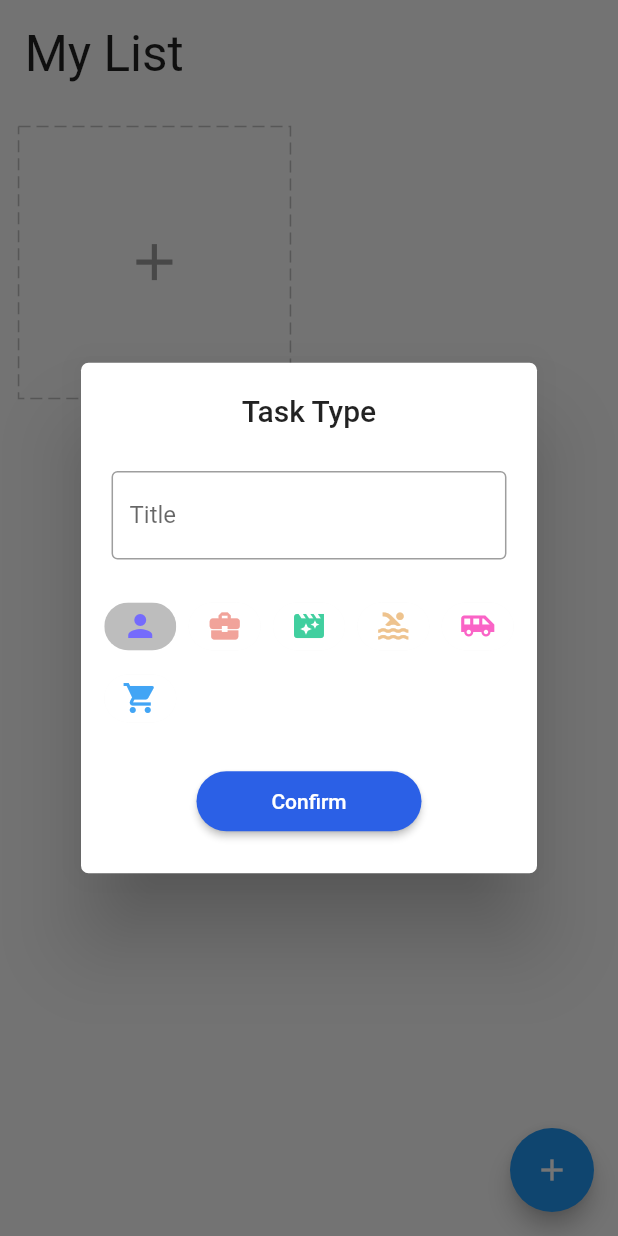
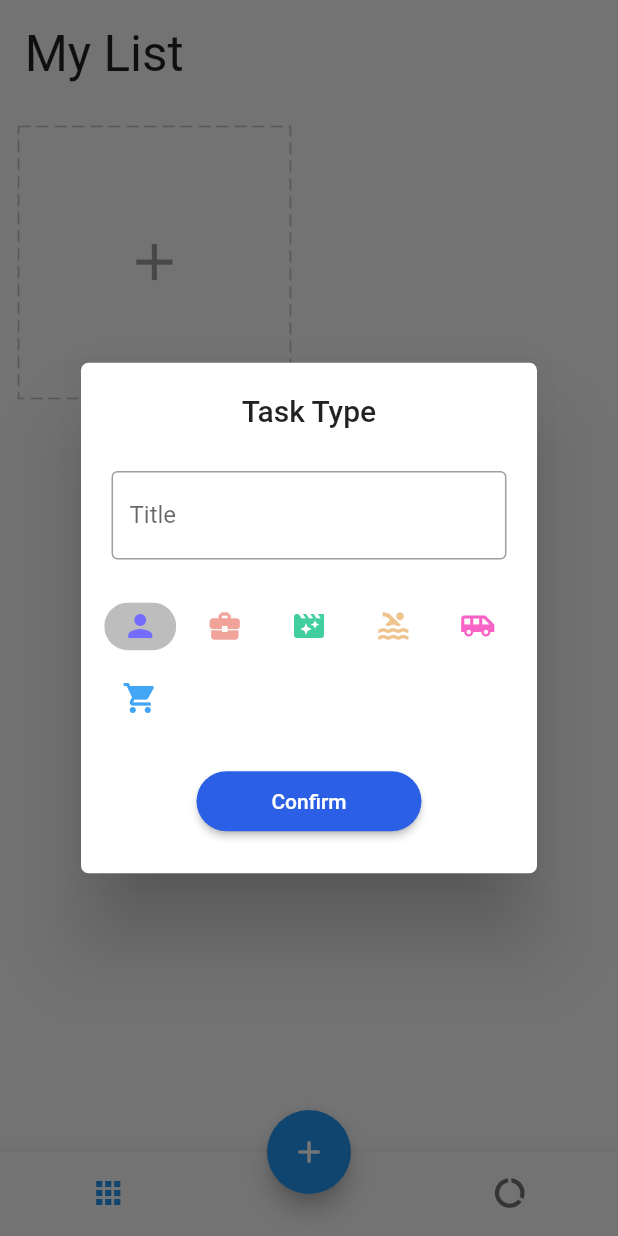
Before and after one commit to ruhulmath08/flutter_getx_todo, a Flutter app: the screen it shows after launch, after a tap on the "add" icon, on a phone screen of 412 x 824 dp. Run offline on Flutter 3.47's test engine with Material 2 defaults, Android fonts, the phone set to English and light mode, and no system bars; drawn by our look-alikes of dotted_border; our stand-ins replace equatable, flutter_easyloading, get, get_storage, step_progress_indicator.

Commit message:
Complete project

```diff
--- a/lib/app/modules/detail/view.dart
+++ b/lib/app/modules/detail/view.dart
@@ -16,7 +16,9 @@ class DetailPage extends StatelessWidget {
   Widget build(BuildContext context) {
     var task = homeController.task.value!;
     var color = HexColor.fromHex(task.color);
-    return Scaffold(
+    return WillPopScope(
+      onWillPop: () async => false,
+      child: Scaffold(
         body: Form(
           key: homeController.formKey,
           child: ListView(
@@ -61,7 +63,8 @@ class DetailPage extends StatelessWidget {
               ),
               Obx(
                 () {
-                var totalTodos = homeController.doingTodos.length + homeController.doneTodos.length;
+                  var totalTodos = homeController.doingTodos.length +
+                      homeController.doneTodos.length;
                   return Padding(
                     padding: EdgeInsets.only(
                       left: 16.0.wp,
@@ -122,9 +125,11 @@ class DetailPage extends StatelessWidget {
                     suffixIcon: IconButton(
                       onPressed: () {
                         if (homeController.formKey.currentState!.validate()) {
-                        var success = homeController.addTodo(homeController.taskTypeEditController.text);
+                          var success = homeController.addTodo(
+                              homeController.taskTypeEditController.text);
                           if (success) {
-                          EasyLoading.showSuccess('Todo item added successfully');
+                            EasyLoading.showSuccess(
+                                'Todo item added successfully');
                           } else {
                             EasyLoading.showError('Todo item already exist');
                           }
@@ -148,6 +153,7 @@ class DetailPage extends StatelessWidget {
             ],
           ),
         ),
+      ),
     );
   }
 }
--- a/lib/app/modules/home/controller.dart
+++ b/lib/app/modules/home/controller.dart
@@ -7,7 +7,8 @@ import 'package:get/get.dart';
 class HomeController extends GetxController {
   TaskRepository taskRepository;
   final formKey = GlobalKey<FormState>();
-  final TextEditingController taskTypeEditController = TextEditingController();
+  final taskTypeEditController = TextEditingController();
+  final tabIndex = 0.obs;
   final chipIndex = 0.obs;
   final deleting = false.obs;
   final tasks = <Task>[].obs;
@@ -22,6 +23,10 @@ class HomeController extends GetxController {
     super.onInit();
     tasks.assignAll(taskRepository.readTasks());
     ever(tasks, (_) => taskRepository.writeTask(tasks));
+  }
+
+  void changeTabIndex(int index) {
+    tabIndex.value = index;
   }
 
   void changeChipIndex(int value) {
@@ -89,11 +94,13 @@ class HomeController extends GetxController {
   bool addTodo(String title) {
     var todo = {'title': title, 'done': false};
 
-    if (doingTodos.any((element) => mapEquals<String, dynamic>(todo, element))) {
+    if (doingTodos
+        .any((element) => mapEquals<String, dynamic>(todo, element))) {
       return false;
     }
     var doneTodo = {'title': title, 'done': true};
-    if (doneTodos.any((element) => mapEquals<String, dynamic>(doneTodo, element))) {
+    if (doneTodos
+        .any((element) => mapEquals<String, dynamic>(doneTodo, element))) {
       return false;
     }
 
@@ -112,7 +119,8 @@ class HomeController extends GetxController {
 
   void doneTodo(String title) {
     var doingTodo = {'title': title, 'done': false};
-    int index = doingTodos.indexWhere((element) => mapEquals<String, dynamic>(doingTodo, element));
+    int index = doingTodos.indexWhere(
+        (element) => mapEquals<String, dynamic>(doingTodo, element));
     doingTodos.removeAt(index);
     var doneTodo = {'title': title, 'done': true};
     doneTodos.add(doneTodo);
@@ -121,7 +129,8 @@ class HomeController extends GetxController {
   }
 
   void deleteDoneTodo(dynamic doneTodo) {
-    int index = doneTodos.indexWhere((element) => mapEquals<String, dynamic>(doneTodo, element));
+    int index = doneTodos
+        .indexWhere((element) => mapEquals<String, dynamic>(doneTodo, element));
     doneTodos.removeAt(index);
     doneTodos.refresh();
   }
@@ -137,7 +146,30 @@ class HomeController extends GetxController {
         res += 1;
       }
     }
+    return res;
+  }
 
+  int getTotalTask() {
+    var res = 0;
+    for (int i = 0; i < tasks.length; i++) {
+      if (tasks[i].todos != null) {
+        res += tasks[i].todos!.length;
+      }
+    }
+    return res;
+  }
+
+  int getTotalDoneTask() {
+    var res = 0;
+    for (int i = 0; i < tasks.length; i++) {
+      if (tasks[i].todos != null) {
+        for (int j = 0; j < tasks[i].todos!.length; j++) {
+          if (tasks[i].todos![j]['done'] == true) {
+            res += 1;
+          }
+        }
+      }
+    }
     return res;
   }
 }
--- a/lib/app/modules/home/view.dart
+++ b/lib/app/modules/home/view.dart
@@ -6,6 +6,7 @@ import 'package:flutter_getx_todo/app/modules/home/controller.dart';
 import 'package:flutter_getx_todo/app/modules/home/widgets/add_card.dart';
 import 'package:flutter_getx_todo/app/modules/home/widgets/add_dialog.dart';
 import 'package:flutter_getx_todo/app/modules/home/widgets/task_card.dart';
+import 'package:flutter_getx_todo/app/modules/report/view.dart';
 import 'package:get/get.dart';
 
 class HomePage extends GetView<HomeController> {
@@ -14,7 +15,11 @@ class HomePage extends GetView<HomeController> {
   @override
   Widget build(BuildContext context) {
     return Scaffold(
-      body: SafeArea(
+      body: Obx(
+        () => IndexedStack(
+          index: controller.tabIndex.value,
+          children: [
+            SafeArea(
               child: ListView(
                 children: [
                   Padding(
@@ -36,9 +41,12 @@ class HomePage extends GetView<HomeController> {
                             .map(
                               (element) => LongPressDraggable(
                                 data: element,
-                          onDragStarted: () => controller.changeDeleting(true),
-                          onDraggableCanceled: (_, __) => controller.changeDeleting(false),
-                          onDragEnd: (_) => controller.changeDeleting(false),
+                                onDragStarted: () =>
+                                    controller.changeDeleting(true),
+                                onDraggableCanceled: (_, __) =>
+                                    controller.changeDeleting(false),
+                                onDragEnd: (_) =>
+                                    controller.changeDeleting(false),
                                 feedback: Opacity(
                                   opacity: 0.8,
                                   child: TaskCard(task: element),
@@ -54,6 +62,10 @@ class HomePage extends GetView<HomeController> {
                 ],
               ),
             ),
+            ReportPage(),
+          ],
+        ),
+      ),
       floatingActionButton: DragTarget<Task>(
         builder: (_, __, ___) {
           return Obx(
@@ -61,12 +73,15 @@ class HomePage extends GetView<HomeController> {
               onPressed: () {
                 if (controller.tasks.isNotEmpty) {
                   Get.to(AddDialog(), transition: Transition.downToUp);
-                }else{
+                } else {
                   EasyLoading.showInfo('Please create your task type');
                 }
               },
-              backgroundColor: controller.deleting.value ? Colors.red : Colors.blue,
-              child: controller.deleting.value ? const Icon(Icons.delete) : const Icon(Icons.add),
+              backgroundColor:
+                  controller.deleting.value ? Colors.red : Colors.blue,
+              child: controller.deleting.value
+                  ? const Icon(Icons.delete)
+                  : const Icon(Icons.add),
             ),
           );
         },
@@ -75,6 +90,37 @@ class HomePage extends GetView<HomeController> {
           EasyLoading.showSuccess('Deleted Successfully');
         },
       ),
+      floatingActionButtonLocation: FloatingActionButtonLocation.centerDocked,
+      bottomNavigationBar: Theme(
+        data: ThemeData(
+          splashColor: Colors.transparent,
+          highlightColor: Colors.transparent,
+        ),
+        child: Obx(
+          () => BottomNavigationBar(
+            onTap: (int index) => controller.changeTabIndex(index),
+            currentIndex: controller.tabIndex.value,
+            showSelectedLabels: false,
+            showUnselectedLabels: false,
+            items: [
+              BottomNavigationBarItem(
+                label: 'Home',
+                icon: Padding(
+                  padding: EdgeInsets.only(right: 15.0.wp),
+                  child: const Icon(Icons.apps),
+                ),
+              ),
+              BottomNavigationBarItem(
+                label: 'Report',
+                icon: Padding(
+                  padding: EdgeInsets.only(left: 15.0.wp),
+                  child: const Icon(Icons.data_usage),
+                ),
+              ),
+            ],
+          ),
+        ),
+      ),
     );
   }
 }
--- a/lib/app/modules/home/widgets/add_dialog.dart
+++ b/lib/app/modules/home/widgets/add_dialog.dart
@@ -10,7 +10,9 @@ class AddDialog extends StatelessWidget {
 
   @override
   Widget build(BuildContext context) {
-    return Scaffold(
+    return WillPopScope(
+      onWillPop: () async => false,
+      child: Scaffold(
         body: Form(
           key: homeController.formKey,
           child: ListView(
@@ -39,7 +41,8 @@ class AddDialog extends StatelessWidget {
                               homeController.taskTypeEditController.text,
                             );
                             if (success) {
-                            EasyLoading.showSuccess('Todo item added successfully');
+                              EasyLoading.showSuccess(
+                                  'Todo item added successfully');
                               Get.back();
                               homeController.changeTask(null);
                             } else {
@@ -50,7 +53,8 @@ class AddDialog extends StatelessWidget {
                         }
                       },
                       style: ButtonStyle(
-                      overlayColor: MaterialStateProperty.all(Colors.transparent),
+                        overlayColor:
+                            MaterialStateProperty.all(Colors.transparent),
                       ),
                       child: Text(
                         'Done',
@@ -116,7 +120,8 @@ class AddDialog extends StatelessWidget {
                               Row(
                                 children: [
                                   Icon(
-                                  IconData(element.icon, fontFamily: 'MaterialIcons'),
+                                    IconData(element.icon,
+                                        fontFamily: 'MaterialIcons'),
                                     color: HexColor.fromHex(element.color),
                                   ),
                                   SizedBox(width: 3.0.wp),
@@ -129,7 +134,8 @@ class AddDialog extends StatelessWidget {
                                   ),
                                 ],
                               ),
-                            if (homeController.task.value == element) const Icon(Icons.check, color: Colors.blue),
+                              if (homeController.task.value == element)
+                                const Icon(Icons.check, color: Colors.blue),
                             ],
                           ),
                         ),
@@ -140,6 +146,7 @@ class AddDialog extends StatelessWidget {
             ],
           ),
         ),
+      ),
     );
   }
 }
--- /dev/null
+++ b/lib/app/modules/report/view.dart
@@ -0,0 +1,167 @@
+import 'package:flutter/material.dart';
+import 'package:flutter_getx_todo/app/core/values/colors.dart';
+import 'package:flutter_getx_todo/app/modules/home/controller.dart';
+import 'package:flutter_getx_todo/app/core/utils/extensions.dart';
+import 'package:get/get.dart';
+import 'package:intl/intl.dart';
+import 'package:step_progress_indicator/step_progress_indicator.dart';
+
+class ReportPage extends StatelessWidget {
+  final homeController = Get.find<HomeController>();
+  ReportPage({Key? key}) : super(key: key);
+
+  @override
+  Widget build(BuildContext context) {
+    return Scaffold(
+      body: SafeArea(
+        child: Obx(
+          () {
+            var createdTask = homeController.getTotalTask();
+            var completedTask = homeController.getTotalDoneTask();
+            var liveTask = createdTask - completedTask;
+            var percent =
+                ((completedTask / createdTask) * 100).round().toString();
+            return ListView(
+              children: [
+                Padding(
+                  padding: EdgeInsets.all(4.0.wp),
+                  child: Text(
+                    'My Report',
+                    style: TextStyle(
+                      fontSize: 24.0.sp,
+                      fontWeight: FontWeight.bold,
+                    ),
+                  ),
+                ),
+                Padding(
+                  padding: EdgeInsets.symmetric(horizontal: 4.0.wp),
+                  child: Text(
+                    DateFormat.yMMMd().format(DateTime.now()),
+                    style: TextStyle(
+                      fontSize: 14.0.sp,
+                      color: Colors.grey,
+                    ),
+                  ),
+                ),
+                Padding(
+                  padding: EdgeInsets.symmetric(
+                    horizontal: 4.0.wp,
+                    vertical: 3.0.wp,
+                  ),
+                  child: const Divider(thickness: 2),
+                ),
+                Padding(
+                  padding: EdgeInsets.symmetric(
+                    vertical: 3.0.wp,
+                    horizontal: 5.0.wp,
+                  ),
+                  child: Row(
+                    mainAxisAlignment: MainAxisAlignment.spaceBetween,
+                    children: [
+                      _buildStatus(
+                        color: Colors.red,
+                        number: liveTask,
+                        title: 'Live Task',
+                      ),
+                      _buildStatus(
+                        color: Colors.green,
+                        number: completedTask,
+                        title: 'Completed',
+                      ),
+                      _buildStatus(
+                        color: Colors.blue,
+                        number: createdTask,
+                        title: 'Created',
+                      ),
+                    ],
+                  ),
+                ),
+                SizedBox(height: 8.0.wp),
+                UnconstrainedBox(
+                  child: SizedBox(
+                    width: 70.0.wp,
+                    height: 70.0.wp,
+                    child: CircularStepProgressIndicator(
+                      totalSteps: createdTask == 0 ? 1 : createdTask,
+                      currentStep: completedTask,
+                      stepSize: 20,
+                      selectedColor: green,
+                      unselectedColor: Colors.grey[200],
+                      padding: 0,
+                      width: 150.0.wp,
+                      height: 150.0.hp,
+                      selectedStepSize: 22,
+                      roundedCap: (_, __) => true,
+                      child: Column(
+                        mainAxisAlignment: MainAxisAlignment.center,
+                        children: [
+                          Text(
+                            '${createdTask == 0 ? 0 : percent} %',
+                            style: TextStyle(
+                              fontWeight: FontWeight.bold,
+                              fontSize: 20.0.sp,
+                            ),
+                          ),
+                          SizedBox(height: 1.0.hp),
+                          Text(
+                            'Efficiency',
+                            style: TextStyle(
+                              fontSize: 12.0.sp,
+                              fontWeight: FontWeight.bold,
+                              color: Colors.grey,
+                            ),
+                          ),
+                        ],
+                      ),
+                    ),
+                  ),
+                ),
+              ],
+            );
+          },
+        ),
+      ),
+    );
+  }
+
+  Row _buildStatus({
+    required Color color,
+    required int number,
+    required String title,
+  }) {
+    return Row(
+      crossAxisAlignment: CrossAxisAlignment.start,
+      children: [
+        Container(
+          width: 3.0.wp,
+          height: 3.0.wp,
+          decoration: BoxDecoration(
+            shape: BoxShape.circle,
+            border: Border.all(width: 0.5.wp, color: color),
+          ),
+        ),
+        SizedBox(width: 3.0.wp),
+        Column(
+          crossAxisAlignment: CrossAxisAlignment.start,
+          children: [
+            Text(
+              '$number',
+              style: TextStyle(
+                fontSize: 16.0.sp,
+                fontWeight: FontWeight.bold,
+              ),
+            ),
+            SizedBox(height: 2.0.wp),
+            Text(
+              title,
+              style: TextStyle(
+                fontSize: 12.0.sp,
+                fontWeight: FontWeight.bold,
+              ),
+            ),
+          ],
+        ),
+      ],
+    );
+  }
+}
--- a/pubspec.yaml
+++ b/pubspec.yaml
@@ -40,6 +40,7 @@ dependencies:
   flutter_easyloading: ^3.0.3
   dotted_border: ^2.0.0+2
   step_progress_indicator: ^1.0.2
+  intl: ^0.17.0
 
 dev_dependencies:
   flutter_test:
```
Also changed, not shown: pubspec.lock. Lines whose indentation alone changed are shown as unchanged.
